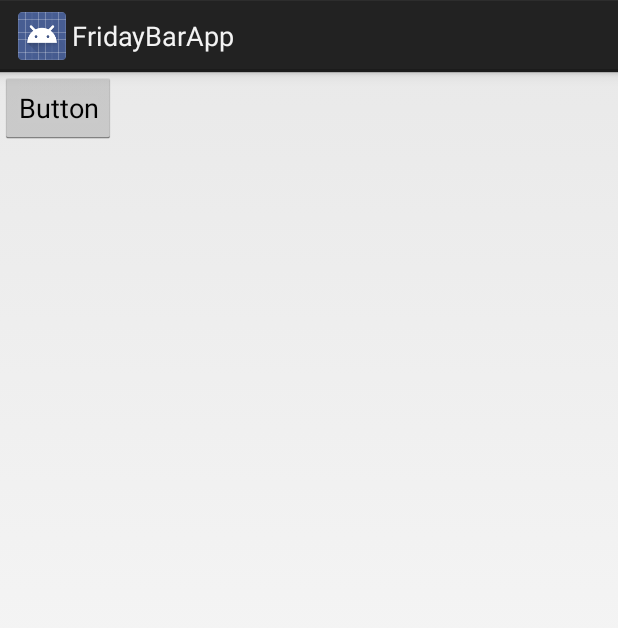
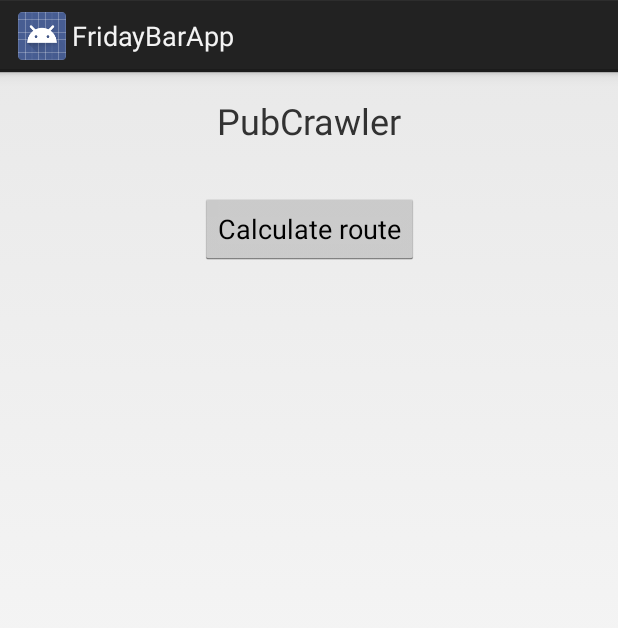
Before and after one commit to SorenHN/FridayBarApp, an Android app: the screen it shows after launch (MainActivity), on a phone screen of 412 x 824 dp. Shown: the top 628 px of the screen. Run offline under Robolectric (Android 15) with nearby library versions, the phone set to English and light mode, and no system bars.

Commit message:
Updates main activity with a header.

```diff
--- a/app/src/main/res/layout/activity_main.xml
+++ b/app/src/main/res/layout/activity_main.xml
@@ -8,8 +8,19 @@
         tools:context=".MainActivity">
 
     <Button
-            android:text="Button"
-            android:layout_width="0dp"
-            android:layout_height="48dp" tools:layout_editor_absoluteY="50dp"
-            tools:layout_editor_absoluteX="166dp" android:id="@+id/button2" android:onClick="goToBarList"/>
+            android:text="Calculate route"
+            android:layout_width="wrap_content"
+            android:layout_height="48dp"
+            android:id="@+id/button2" android:onClick="goToBarList"
+            app:layout_constraintStart_toStartOf="parent" android:layout_marginStart="16dp"
+            app:layout_constraintEnd_toEndOf="parent" android:layout_marginEnd="16dp"
+            app:layout_constraintTop_toBottomOf="@+id/textView" android:layout_marginTop="32dp"/>
+    <TextView
+            android:text="PubCrawler"
+            android:layout_width="wrap_content"
+            android:layout_height="wrap_content"
+            android:id="@+id/textView" android:layout_marginTop="16dp"
+            app:layout_constraintTop_toTopOf="parent" android:textSize="24sp" android:textAlignment="viewStart"
+            app:layout_constraintStart_toStartOf="parent" android:layout_marginStart="16dp"
+            app:layout_constraintEnd_toEndOf="parent" android:layout_marginEnd="16dp"/>
 </android.support.constraint.ConstraintLayout>
```
Lines whose indentation alone changed are shown as unchanged.
